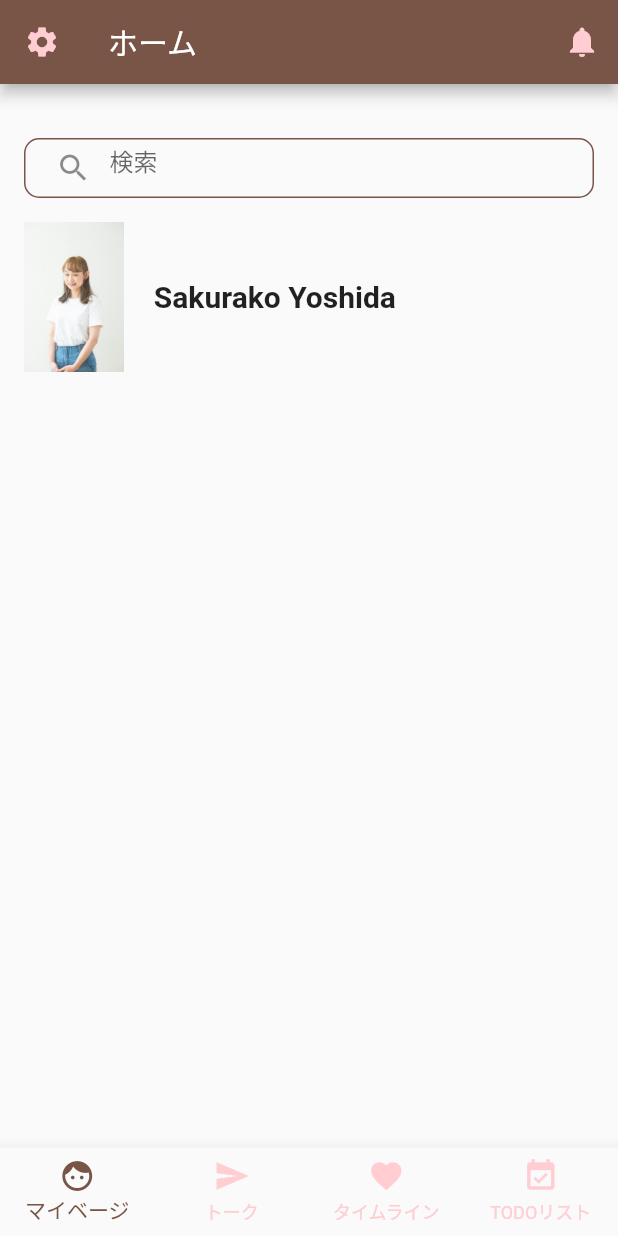
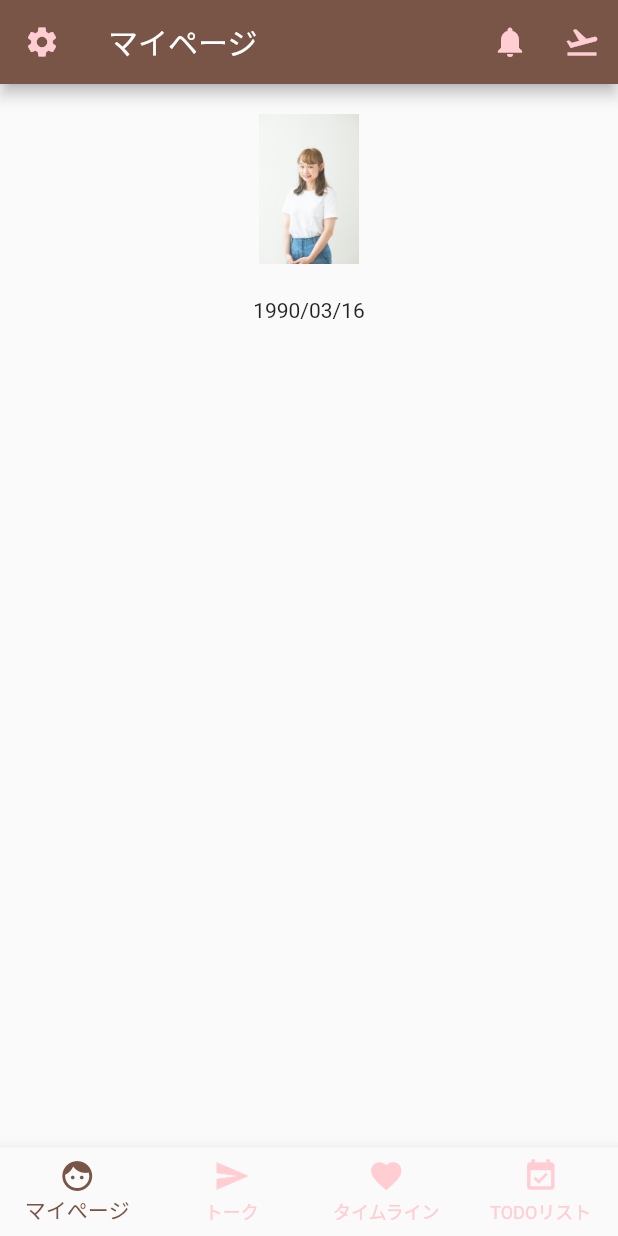
Before and after one commit to sakurako-y0316/sakuline, a Flutter app: the TopScreen screen opened directly, on a phone screen of 412 x 824 dp. Run offline on Flutter 3.47's test engine with Material 2 defaults, Android fonts, the phone set to English and light mode, and no system bars; our stand-ins replace cloud_firestore, firebase_auth, random_string, video_player; accounts and stored records are empty.

Commit message:
ログイン、ログアウト実装

```diff
--- /dev/null
+++ b/lib/model/user_model.dart
@@ -0,0 +1,17 @@
+class User {
+  final DateTime createdAt;
+  final String name;
+  final String uid;
+  final String email;
+  final String image;
+  final DateTime birthday;
+
+  User({
+    this.createdAt,
+    this.name,
+    this.uid,
+    this.email,
+    this.image,
+    this.birthday,
+  });
+}
--- a/lib/screen/home/home_screen.dart
+++ /dev/null
@@ -1,76 +0,0 @@
-import 'package:flutter/material.dart';
-
-class HomeScreen extends StatefulWidget {
-  @override
-  _HomeScreenState createState() => _HomeScreenState();
-}
-
-class _HomeScreenState extends State<HomeScreen> {
-  @override
-  Widget build(BuildContext context) {
-    return Scaffold(
-      appBar: AppBar(
-        title: Text('ホーム'),
-        actions: <Widget>[
-          IconButton(
-            icon: Icon(
-              Icons.notifications,
-              color: Colors.red[100],
-            ),
-            onPressed: () {},
-          )
-        ],
-        leading: IconButton(
-          icon: Icon(
-            Icons.settings,
-            color: Colors.red[100],
-          ),
-          onPressed: () {},
-        ),
-      ),
-      body: SingleChildScrollView(
-        child: Column(
-          children: <Widget>[
-            SizedBox(
-              height: 20,
-            ),
-            Container(
-              height: 40,
-              width: double.infinity,
-              margin: EdgeInsets.all(16),
-              padding: EdgeInsets.only(
-                left: 8,
-              ),
-              decoration: BoxDecoration(
-                  border: Border.all(color: Colors.brown),
-                  borderRadius: BorderRadius.all(Radius.circular(10))),
-              child: TextField(
-                decoration: InputDecoration(
-                    hintText: ('検索'),
-                    border: InputBorder.none,
-                    prefixIcon: Icon(Icons.search)),
-              ),
-            ),
-            Row(
-              children: <Widget>[
-                SizedBox(
-                  width: 16,
-                ),
-                Container(
-                    height: 100,
-                    child: Image.asset('lib/assets/images/0007.jpg')),
-                SizedBox(
-                  width: 20,
-                ),
-                Text(
-                  'Sakurako Yoshida',
-                  style: TextStyle(fontSize: 20, fontWeight: FontWeight.bold),
-                ),
-              ],
-            )
-          ],
-        ),
-      ),
-    );
-  }
-}
--- /dev/null
+++ b/lib/screen/home/mypage_screen.dart
@@ -0,0 +1,151 @@
+import 'package:flutter/material.dart';
+import 'package:provider/provider.dart';
+import 'package:sakura_line/screen/home/mypage_edit.dart';
+import 'package:sakura_line/screen/login_screen.dart';
+import 'package:sakura_line/view_model/login_screen_view_model.dart';
+import 'package:sakura_line/view_model/mypage_view_model.dart';
+
+class MyPageScreen extends StatefulWidget {
+  @override
+  _MyPageScreenState createState() => _MyPageScreenState();
+}
+
+class _MyPageScreenState extends State<MyPageScreen> {
+  @override
+  Widget build(BuildContext context) {
+    return ChangeNotifierProvider<MyPageViewModel>(
+      create: (_) => MyPageViewModel()..fetchusers(),
+      child: Scaffold(
+        appBar: AppBar(
+          title: Text('マイページ'),
+          actions: <Widget>[
+            Row(
+              children: <Widget>[
+                IconButton(
+                  icon: Icon(
+                    Icons.notifications,
+                    color: Colors.red[100],
+                  ),
+                  onPressed: () {},
+                ),
+                IconButton(
+                  icon: Icon(
+                    Icons.flight_takeoff,
+                    color: Colors.red[100],
+                  ),
+                  onPressed: () {
+                    _logoutDaialog(context);
+                  },
+                ),
+              ],
+            )
+          ],
+          leading: IconButton(
+            icon: Icon(
+              Icons.settings,
+              color: Colors.red[100],
+            ),
+            onPressed: () {
+              Navigator.push(
+                context,
+                MaterialPageRoute<void>(
+                  builder: (context) {
+                    return MyPageEdit();
+                  },
+                ),
+              );
+            },
+          ),
+        ),
+        body: Consumer<MyPageViewModel>(
+          builder: (context, viewmodel, child) {
+            return SingleChildScrollView(
+              child: Center(
+                child: Column(
+                  children: <Widget>[
+                    SizedBox(
+                      height: 20,
+                    ),
+                    Container(
+                        height: 100,
+                        child: Image.asset('lib/assets/images/0007.jpg')),
+                    SizedBox(
+                      width: 20,
+                    ),
+                    SizedBox(
+                      width: 16,
+                    ),
+                    Text(
+                      viewmodel.userName == null
+                          ? '名前を登録してください'
+                          : viewmodel.userName,
+                      style:
+                          TextStyle(fontSize: 20, fontWeight: FontWeight.bold),
+                    ),
+                    Text('1990/03/16')
+                  ],
+                ),
+              ),
+            );
+          },
+        ),
+      ),
+    );
+  }
+
+  Future<bool> _logoutDaialog(context) async {
+    return showDialog(
+      context: context,
+      builder: (context) {
+        return AlertDialog(
+          scrollable: false,
+          title: Container(
+            height: 200,
+            width: 200,
+            child: ChangeNotifierProvider<LoginScreenViewModel>(
+                create: (_) => LoginScreenViewModel(),
+                child: Consumer<LoginScreenViewModel>(
+                    builder: (context, viewmodel, child) {
+                  return Column(
+                    children: <Widget>[
+                      Text('ログアウトしますか？'),
+                      SizedBox(
+                        height: 15,
+                      ),
+                      Row(
+                        children: <Widget>[
+                          FlatButton(
+                            onPressed: () {
+                              Navigator.of(context).pop();
+                            },
+                            child: Text('キャンセル'),
+                          ),
+                          FlatButton(
+                            onPressed: () async {
+                              try {
+                                await viewmodel.signOut();
+                                Navigator.push(
+                                  context,
+                                  MaterialPageRoute<void>(
+                                    builder: (context) {
+                                      return LoginScreen();
+                                    },
+                                  ),
+                                );
+                              } catch (e) {
+                                print(e);
+                              }
+                            },
+                            child: Text('ログアウト'),
+                          ),
+                        ],
+                      ),
+                    ],
+                  );
+                })),
+          ),
+        );
+      },
+    );
+  }
+}
--- a/lib/screen/top_screen.dart
+++ b/lib/screen/top_screen.dart
@@ -1,5 +1,5 @@
 import 'package:flutter/material.dart';
-import 'package:sakura_line/screen/home/home_screen.dart';
+import 'package:sakura_line/screen/home/mypage_screen.dart';
 
 import 'package:sakura_line/screen/talk_screen.dart';
 import 'package:sakura_line/screen/timeline_screen.dart';
@@ -34,7 +34,7 @@ class _TopScreenState extends State<TopScreen> {
         controller: _pageController,
         onPageChanged: onchanged,
         children: <Widget>[
-          HomeScreen(),
+          MyPageScreen(),
           TalkScreen(),
           TimeLine(),
           CategoryList(),
@@ -47,7 +47,7 @@ class _TopScreenState extends State<TopScreen> {
         currentIndex: page,
         onTap: onTapBottomNavigation,
         items: [
-          BottomNavigationBarItem(icon: Icon(Icons.face), title: Text('マイベージ')),
+          BottomNavigationBarItem(icon: Icon(Icons.face), title: Text('マイぺージ')),
           BottomNavigationBarItem(icon: Icon(Icons.send), title: Text('トーク')),
           BottomNavigationBarItem(
               icon: Icon(
--- /dev/null
+++ b/lib/view_model/mypage_view_model.dart
@@ -0,0 +1,30 @@
+import 'package:cloud_firestore/cloud_firestore.dart';
+import 'package:firebase_auth/firebase_auth.dart';
+import 'package:flutter/material.dart';
+import 'package:sakura_line/model/user_model.dart';
+
+class MyPageViewModel extends ChangeNotifier {
+  List<User> user = [];
+  String userName = '';
+  String userId = '';
+  String userImage = '';
+
+  Future updateuser() async {
+    //ログイン情報を持ってきているuid,email,
+    FirebaseUser _user = await FirebaseAuth.instance.currentUser();
+    //ログイン情報をそのまま使用⇩⇩
+    Firestore.instance.collection('user').document(_user.uid).updateData({
+      'name': userName,
+      'creared': Timestamp.now(),
+      'image': userImage,
+    });
+    notifyListeners();
+  }
+
+  Future fetchusers() async {
+    FirebaseUser _user = await FirebaseAuth.instance.currentUser();
+    Future<DocumentSnapshot> snapshot =
+        Firestore.instance.collection('user').document(_user.uid).get();
+    notifyListeners();
+  }
+}
--- a/lib/view_model/todo_list_view_model.dart
+++ b/lib/view_model/todo_list_view_model.dart
@@ -25,7 +25,7 @@ class ToDoListViewModel extends ChangeNotifier {
   //modelと同じ名前ToDo
   List<ToDo> todos = [];
 
-//コレクションごと取ってきている
+//コレクションごと取ってきてリストにしている
   Future fetchtodos() async {
     QuerySnapshot snapshot =
         await Firestore.instance.collection('todo').getDocuments();
@@ -45,5 +45,6 @@ class ToDoListViewModel extends ChangeNotifier {
         .collection('todo')
         .document(todo.documentID)
         .delete();
+    notifyListeners();
   }
 }
```
Also changed, not shown: lib/screen/home/mypage_edit.dart (added, +40 -0 lines), lib/screen/todo/category_list.dart (+1 -50 lines), lib/view_model/login_screen_view_model.dart (+8 -4 lines), lib/view_model/signup_screen_view_model.dart (+23 -6 lines).
